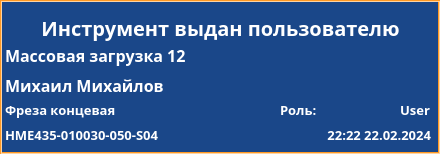
First picture: the form in client/GUI/ui/widgets/widget_27_summary.ui, repository komrade2801/AutoSklad, before the edit.
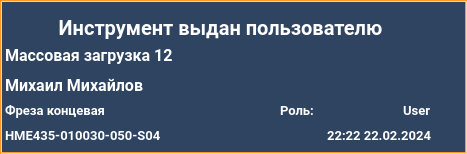
Second picture: the form after the edit.

Commit message: changed client UI style

What changed in the file:
```diff
--- a/client/GUI/ui/widgets/widget_27_summary.ui
+++ b/client/GUI/ui/widgets/widget_27_summary.ui
@@ -6,7 +6,7 @@
    <rect>
     <x>0</x>
     <y>0</y>
-    <width>440</width>
+    <width>467</width>
     <height>154</height>
    </rect>
   </property>
@@ -17,18 +17,35 @@
    <enum>Qt::LeftToRight</enum>
   </property>
   <property name="styleSheet">
-   <string notr="true">QLabel {
+   <string notr="true">QWidget{
+	background-color: #2e4461;
+}
+QLabel {
+	background: none;
 	color: #FFFFFF;
 	border-width: 0px;
 	border-radius: 0px;
+	font-family: &quot;Roboto&quot;, Sans-serif;
 }
 #background {
 	color: #FFFFFF;
-	background-color: #1A4789;
+	background-color: #2e4461;
 	border-width: 2px;
 	border-style: groove;
 	border-color: #ff9923;
 	border-radius: 0px;
+	font-family: &quot;Roboto&quot;, Sans-serif;
+}
+QPushButton {
+	color: #FFFFFF;
+	background-color: #f09022;
+	border-width: 0px;
+	border-style: outset;
+	border-color: #EAA657;
+	border-radius: 8px;
+	font-weight: 600;
+    font-size: 25px;
+	font-family: &quot;Roboto&quot;, Sans-serif;
 }</string>
   </property>
   <widget class="QLabel" name="operation_description">
@@ -45,7 +62,7 @@
    </property>
    <property name="font">
     <font>
-     <family>Arial Black</family>
+     <family>Roboto</family>
      <pointsize>12</pointsize>
      <weight>75</weight>
      <italic>false</italic>
@@ -104,7 +121,7 @@
    </property>
    <property name="font">
     <font>
-     <family>Arial Black</family>
+     <family>Roboto</family>
      <pointsize>15</pointsize>
      <weight>75</weight>
      <bold>true</bold>
@@ -429,7 +446,7 @@
    </property>
    <property name="font">
     <font>
-     <family>Arial Black</family>
+     <family>Roboto</family>
      <pointsize>12</pointsize>
      <weight>75</weight>
      <bold>true</bold>
@@ -456,7 +473,7 @@
    </property>
    <property name="font">
     <font>
-     <family>Arial Black</family>
+     <family>Roboto</family>
      <pointsize>10</pointsize>
      <weight>75</weight>
      <italic>false</italic>
@@ -807,7 +824,7 @@
    </property>
    <property name="font">
     <font>
-     <family>Arial Black</family>
+     <family>Roboto</family>
      <pointsize>10</pointsize>
      <weight>75</weight>
      <bold>true</bold>
@@ -1129,7 +1146,7 @@
    </property>
    <property name="font">
     <font>
-     <family>Arial Black</family>
+     <family>Roboto</family>
      <pointsize>10</pointsize>
      <weight>75</weight>
      <bold>true</bold>
@@ -1451,7 +1468,7 @@
    </property>
    <property name="font">
     <font>
-     <family>Arial Black</family>
+     <family>Roboto</family>
      <pointsize>10</pointsize>
      <weight>75</weight>
      <bold>true</bold>
@@ -1773,7 +1790,7 @@
    </property>
    <property name="font">
     <font>
-     <family>Arial Black</family>
+     <family>Roboto</family>
      <pointsize>10</pointsize>
      <weight>75</weight>
      <bold>true</bold>
@@ -1791,7 +1808,7 @@
     <rect>
      <x>0</x>
      <y>0</y>
-     <width>440</width>
+     <width>467</width>
      <height>154</height>
     </rect>
    </property>
```
The commit also changes 144 other files.
